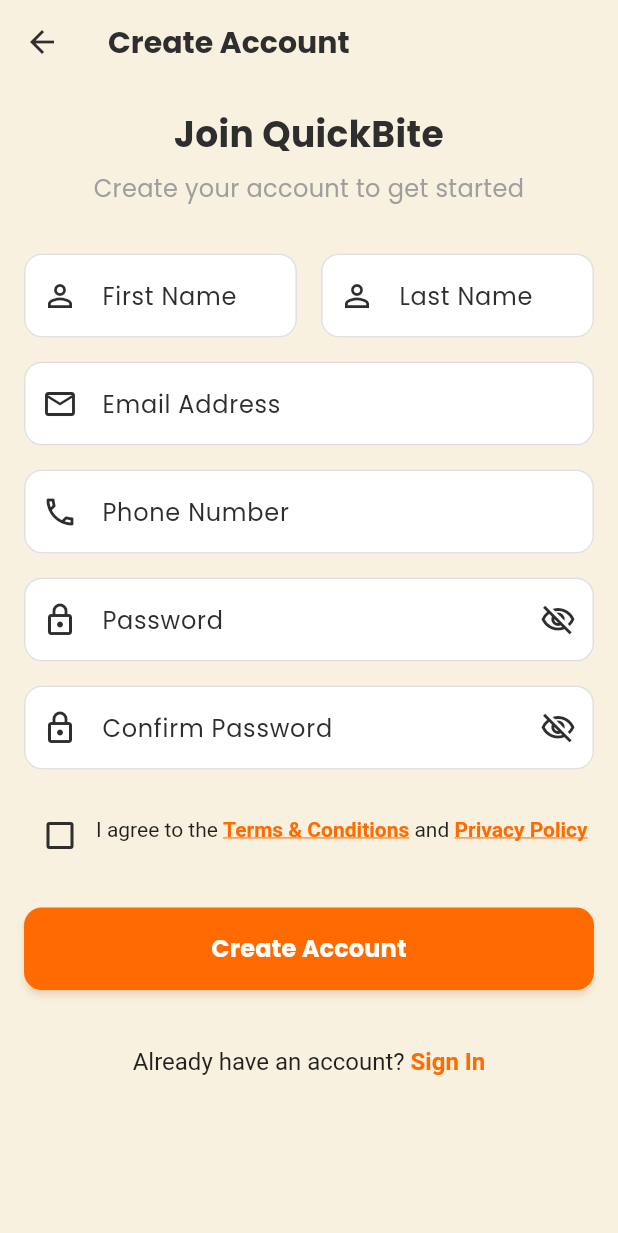
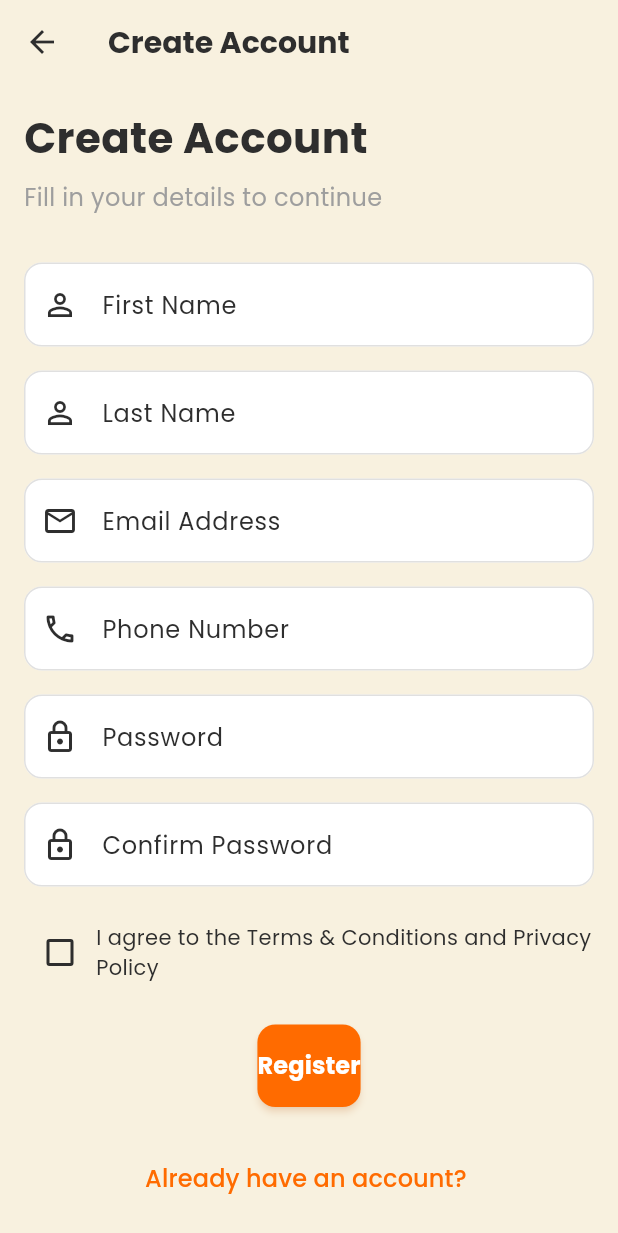
Before and after one commit to loda616/quick_bite, a Flutter app: the RegistrationScreen screen opened by its route, on a phone screen of 412 x 824 dp. Shown: the top 1233 px of the screen. Run offline on Flutter 3.47's test engine with Material 3 defaults, Android fonts, the phone set to English and light mode, and no system bars; our stand-ins replace dio, equatable, flutter_bloc, flutter_secure_storage, google_fonts, retrofit and 1 more; accounts and stored records are empty; generated files the repository leaves out were written again.

Commit message:
QB_8 : restructure registration_screen.dart

```diff
--- a/lib/l10n/app_en.arb
+++ b/lib/l10n/app_en.arb
@@ -199,6 +199,14 @@
   "networkError": "Network error. Please check your connection.",
   "serverError": "Server error. Please try again later.",
 
+  "fillDetailsToContinue": "Fill in your details to continue",
+  "acceptTerms": "I agree to the Terms & Conditions and Privacy Policy",
+  "register": "Register",
+  "pleaseEnterFirstName": "Please enter your first name",
+  "pleaseEnterLastName": "Please enter your last name",
+  "acceptTermsError": "Please accept the terms and conditions",
+  "passwordMismatchError": "Passwords do not match",
+
   "demoCredentials": "Demo Credentials:",
   "demoEmail": "Email: mohamed@gmail.com",
   "demoPassword": "Password: Fouad@2463187",
--- /dev/null
+++ b/lib/presentation/widgets/auth/registration/registration_actions.dart
@@ -0,0 +1,92 @@
+import 'package:flutter/material.dart';
+
+import '../../../../core/routs/routes.dart';
+import '../../../../l10n/generated/app_localizations.dart';
+
+class RegistrationActions extends StatelessWidget {
+  final AppLocalizations l10n;
+  final bool acceptedTerms;
+  final VoidCallback onTermsToggle;
+  final VoidCallback onRegister;
+  final bool isLoading;
+
+  const RegistrationActions({
+    super.key,
+    required this.l10n,
+    required this.acceptedTerms,
+    required this.onTermsToggle,
+    required this.onRegister,
+    required this.isLoading,
+  });
+
+  @override
+  Widget build(BuildContext context) {
+    return Column(
+      children: [
+        // Terms Checkbox
+        Row(
+          children: [
+            Checkbox(
+              value: acceptedTerms,
+              onChanged: (_) => onTermsToggle(),
+              activeColor: Theme.of(context).primaryColor,
+            ),
+            Expanded(
+              child: GestureDetector(
+                onTap: onTermsToggle,
+                child: Text(
+                  l10n.acceptTerms,
+                  style: const TextStyle(fontSize: 14),
+                ),
+              ),
+            ),
+          ],
+        ),
+        const SizedBox(height: 24),
+
+        // Register Button
+        ElevatedButton(
+          onPressed: isLoading ? null : onRegister,
+          style: ElevatedButton.styleFrom(
+            padding: const EdgeInsets.symmetric(vertical: 16),
+            shape: RoundedRectangleBorder(
+              borderRadius: BorderRadius.circular(12),
+            ),
+          ),
+          child: isLoading
+              ? const SizedBox(
+            height: 24,
+            width: 24,
+            child: CircularProgressIndicator(
+              strokeWidth: 2,
+              color: Colors.white,
+            ),
+          )
+              : Text(
+            l10n.register,
+            style: const TextStyle(
+              fontSize: 16,
+              fontWeight: FontWeight.w600,
+            ),
+          ),
+        ),
+        const SizedBox(height: 24),
+
+        // Already have account
+        TextButton(
+          onPressed: () {
+            Navigator.pushNamedAndRemoveUntil(
+              context,
+              AppRoutes.auth,
+                  (route) => false,
+            );
+          },
+          child: Text(
+            l10n.alreadyHaveAccount,
+            style: const TextStyle(fontSize: 16),
+          ),
+        ),
+      ],
+    );
+  }
+}
--- /dev/null
+++ b/lib/presentation/widgets/auth/registration/registration_form.dart
@@ -0,0 +1,144 @@
+import 'package:flutter/material.dart';
+
+import '../../../../l10n/generated/app_localizations.dart';
+
+class RegistrationForm extends StatelessWidget {
+  final AppLocalizations l10n;
+  final TextEditingController firstNameController;
+  final TextEditingController lastNameController;
+  final TextEditingController emailController;
+  final TextEditingController phoneController;
+  final TextEditingController passwordController;
+  final TextEditingController confirmPasswordController;
+  final VoidCallback onSubmit;
+
+  const RegistrationForm({
+    super.key,
+    required this.l10n,
+    required this.firstNameController,
+    required this.lastNameController,
+    required this.emailController,
+    required this.phoneController,
+    required this.passwordController,
+    required this.confirmPasswordController,
+    required this.onSubmit,
+  });
+
+  @override
+  Widget build(BuildContext context) {
+    return Column(
+      children: [
+        // First Name
+        TextFormField(
+          controller: firstNameController,
+          decoration: InputDecoration(
+            labelText: l10n.firstName,
+            prefixIcon: const Icon(Icons.person_outline),
+          ),
+          validator: (value) {
+            if (value == null || value.isEmpty) {
+              return l10n.pleaseEnterFirstName;
+            }
+            return null;
+          },
+          textInputAction: TextInputAction.next,
+        ),
+        const SizedBox(height: 16),
+
+        // Last Name
+        TextFormField(
+          controller: lastNameController,
+          decoration: InputDecoration(
+            labelText: l10n.lastName,
+            prefixIcon: const Icon(Icons.person_outline),
+          ),
+          validator: (value) {
+            if (value == null || value.isEmpty) {
+              return l10n.pleaseEnterLastName;
+            }
+            return null;
+          },
+          textInputAction: TextInputAction.next,
+        ),
+        const SizedBox(height: 16),
+
+        // Email
+        TextFormField(
+          controller: emailController,
+          decoration: InputDecoration(
+            labelText: l10n.emailAddress,
+            prefixIcon: const Icon(Icons.email_outlined),
+          ),
+          keyboardType: TextInputType.emailAddress,
+          validator: (value) {
+            if (value == null || value.isEmpty) {
+              return l10n.pleaseEnterEmail;
+            }
+            if (!RegExp(r'^[\w-\.]+@([\w-]+\.)+[\w-]{2,4}$').hasMatch(value)) {
+              return l10n.pleaseEnterValidEmail;
+            }
+            return null;
+          },
+          textInputAction: TextInputAction.next,
+        ),
+        const SizedBox(height: 16),
+
+        // Phone
+        TextFormField(
+          controller: phoneController,
+          decoration: InputDecoration(
+            labelText: l10n.phoneNumber,
+            prefixIcon: const Icon(Icons.phone_outlined),
+          ),
+          keyboardType: TextInputType.phone,
+          validator: (value) {
+            if (value == null || value.isEmpty) {
+              return l10n.pleaseEnterPhone;
+            }
+            return null;
+          },
+          textInputAction: TextInputAction.next,
+        ),
+        const SizedBox(height: 16),
+
+        // Password
+        TextFormField(
+          controller: passwordController,
+          decoration: InputDecoration(
+            labelText: l10n.password,
+            prefixIcon: const Icon(Icons.lock_outlined),
+          ),
+          obscureText: true,
+          validator: (value) {
+            if (value == null || value.isEmpty) {
+              return l10n.pleaseEnterPassword;
+            }
+            if (value.length < 6) {
+              return l10n.passwordMinLength;
+            }
+            return null;
+          },
+          textInputAction: TextInputAction.next,
+        ),
+        const SizedBox(height: 16),
+
+        // Confirm Password
+        TextFormField(
+          controller: confirmPasswordController,
+          decoration: InputDecoration(
+            labelText: l10n.confirmPassword,
+            prefixIcon: const Icon(Icons.lock_outlined),
+          ),
+          obscureText: true,
+          validator: (value) {
+            if (value == null || value.isEmpty) {
+              return l10n.pleaseConfirmPassword;
+            }
+            return null;
+          },
+          onFieldSubmitted: (_) => onSubmit(),
+        ),
+      ],
+    );
+  }
+}
--- /dev/null
+++ b/lib/presentation/widgets/auth/registration/registration_header.dart
@@ -0,0 +1,36 @@
+import 'package:flutter/material.dart';
+
+import '../../../../l10n/generated/app_localizations.dart';
+
+class RegistrationHeader extends StatelessWidget {
+  final AppLocalizations l10n;
+
+  const RegistrationHeader({
+    super.key,
+    required this.l10n,
+  });
+
+  @override
+  Widget build(BuildContext context) {
+    return Column(
+      crossAxisAlignment: CrossAxisAlignment.start,
+      children: [
+        Text(
+          l10n.createAccount,
+          style: const TextStyle(
+            fontSize: 28,
+            fontWeight: FontWeight.bold,
+          ),
+        ),
+        const SizedBox(height: 8),
+        Text(
+          l10n.fillDetailsToContinue,
+          style: const TextStyle(
+            fontSize: 16,
+            color: Colors.grey,
+          ),
+        ),
+      ],
+    );
+  }
+}
```
Also changed, not shown: lib/l10n/app_ar.arb (+8 -0 lines), lib/presentation/screens/auth/registration_screen.dart (+10 -40 lines).
